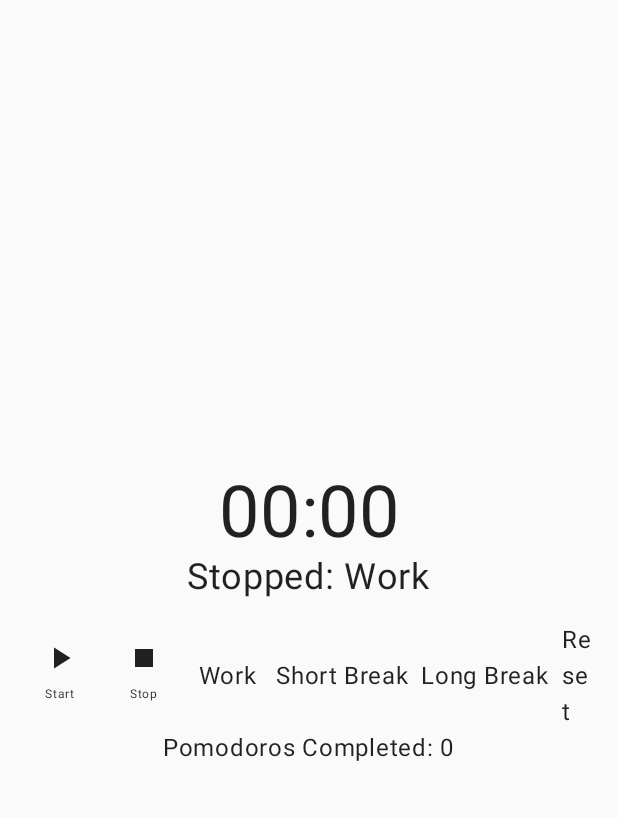
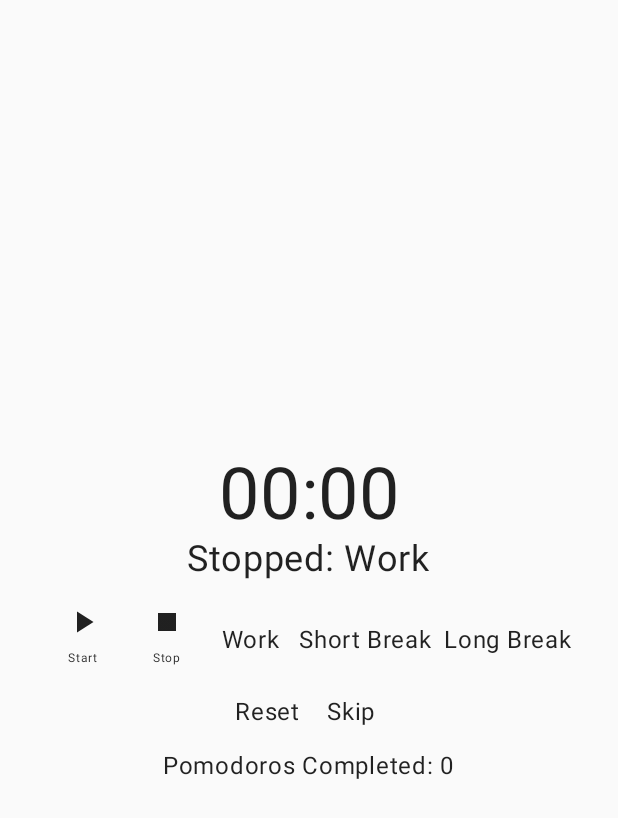
Before and after one commit to kyuhmi/KotlinApp2700, an Android app built with Jetpack Compose: the PomodoroScreen screen opened through its navigation route, on a phone screen of 412 x 824 dp. Shown: the top 818 px of the screen. Run offline under Robolectric (Android 15) with nearby library versions, the phone set to English and light mode, and no system bars.

Commit message:
added ability to skip pomo periods, added extra row for controls for ui

```diff
--- a/composeApp/src/commonMain/kotlin/org/kym/todoapp/data/Pomodoro.kt
+++ b/composeApp/src/commonMain/kotlin/org/kym/todoapp/data/Pomodoro.kt
@@ -5,9 +5,9 @@ data class PomodoroSettings(
 //    val shortBreakDuration: Long = 5 * 60 * 1000L, // 5 minutes
 //    val longBreakDuration: Long = 15 * 60 * 1000L, // 15 minutes
 //    val longBreakInterval: Int = 4, // Long break after every 4 Pomodoros
-    val workDuration: Long = 5 * 1000L, // Milliseconds (30 seconds)
-    val shortBreakDuration: Long = 3 * 1000L, // 15 seconds
-    val longBreakDuration: Long = 10 * 1000L, // 45 seconds
+    val workDuration: Long = 5 * 1000L, // 5 seconds
+    val shortBreakDuration: Long = 3 * 1000L, // 3 seconds
+    val longBreakDuration: Long = 10 * 1000L, // 10 seconds
     val longBreakInterval: Int = 4, // Long break after every 4 Pomodoros
 )
 
--- a/composeApp/src/commonMain/kotlin/org/kym/todoapp/ui/PomodoroScreen.kt
+++ b/composeApp/src/commonMain/kotlin/org/kym/todoapp/ui/PomodoroScreen.kt
@@ -42,7 +42,8 @@ fun PomodoroScreen(navController: NavController, viewModel: PomodoroViewModel =
             onStartWork = {viewModel.startWork()},
             onStartShortBreak = {viewModel.startShortBreak()},
             onStartLongBreak = {viewModel.startLongBreak()},
-            onResetPomos = {viewModel.resetPomos()}
+            onResetPomos = {viewModel.resetPomos()},
+            onSkipPhaseAndStart = {viewModel.skipPhaseAndStart()}
         )
         Text(text = "Pomodoros Completed: ${timerState.pomodoroCount}", fontSize = 16.sp)
     }
@@ -81,11 +82,14 @@ fun Controls(
     onStartWork: () -> Unit,
     onStartShortBreak: () -> Unit,
     onStartLongBreak: () -> Unit,
-    onResetPomos: () -> Unit
+    onResetPomos: () -> Unit,
+    onSkipPhaseAndStart: () -> Unit
 ) {
+    val horizontalArrangement = Arrangement.spacedBy(8.dp)
+    val verticalAlignment = Alignment.CenterVertically
     Row(
-        horizontalArrangement = Arrangement.spacedBy(8.dp),
-        verticalAlignment = Alignment.CenterVertically
+        horizontalArrangement = horizontalArrangement,
+        verticalAlignment = verticalAlignment
     ) {
         if (timerState.timerState == TimerState.RUNNING) {
             IconButton(onClick = onPause) {
@@ -118,8 +122,16 @@ fun Controls(
         IconButton(onClick = onStartLongBreak) {
             Text("Long Break")
         }
+    }
+    Row(
+        horizontalArrangement = horizontalArrangement,
+        verticalAlignment = verticalAlignment
+    ) {
         IconButton(onClick = onResetPomos) {
             Text("Reset")
+        }
+        IconButton(onClick = onSkipPhaseAndStart) {
+            Text("Skip")
         }
     }
 }
--- a/composeApp/src/commonMain/kotlin/org/kym/todoapp/viewModels/PomodoroViewModel.kt
+++ b/composeApp/src/commonMain/kotlin/org/kym/todoapp/viewModels/PomodoroViewModel.kt
@@ -85,6 +85,10 @@ class PomodoroViewModel() : ViewModel() {
         _timerState.update { it.copy(pomodoroCount = 0) }
     }
 
+    fun skipPhaseAndStart() {
+        onTimerEnd() // we can just call this to simulate the behavior of the current phase ending
+    }
+
     private fun onTimerEnd() {
         when (_timerState.value.currentPhase) {
             // case for when a work session ends
```
